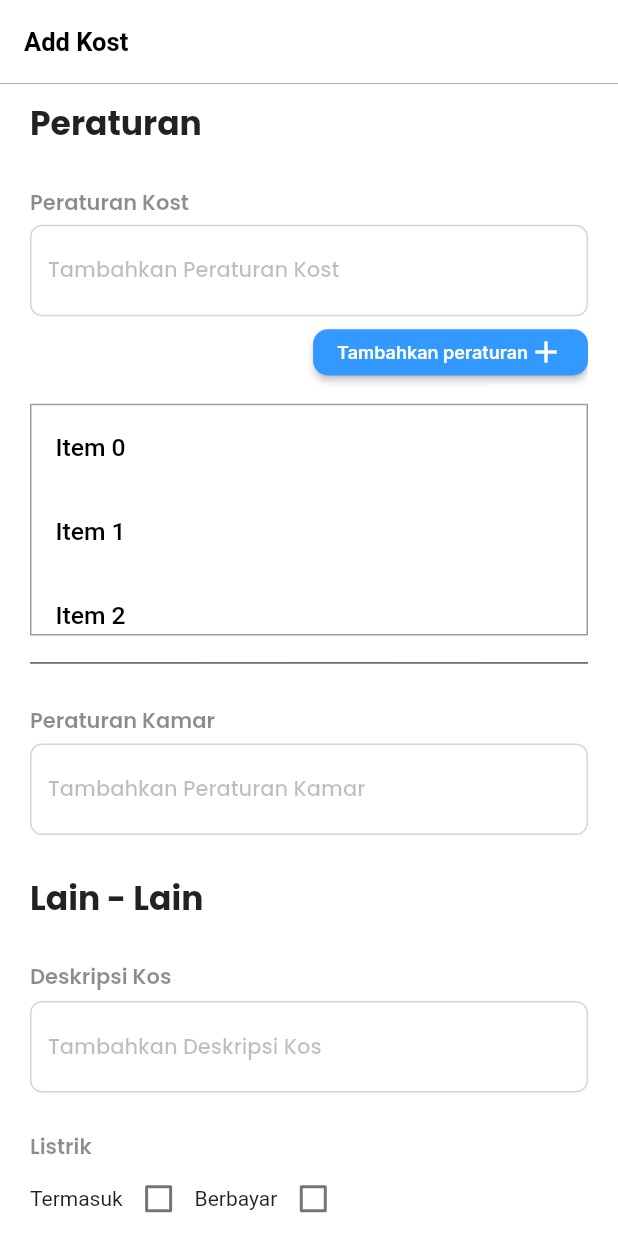
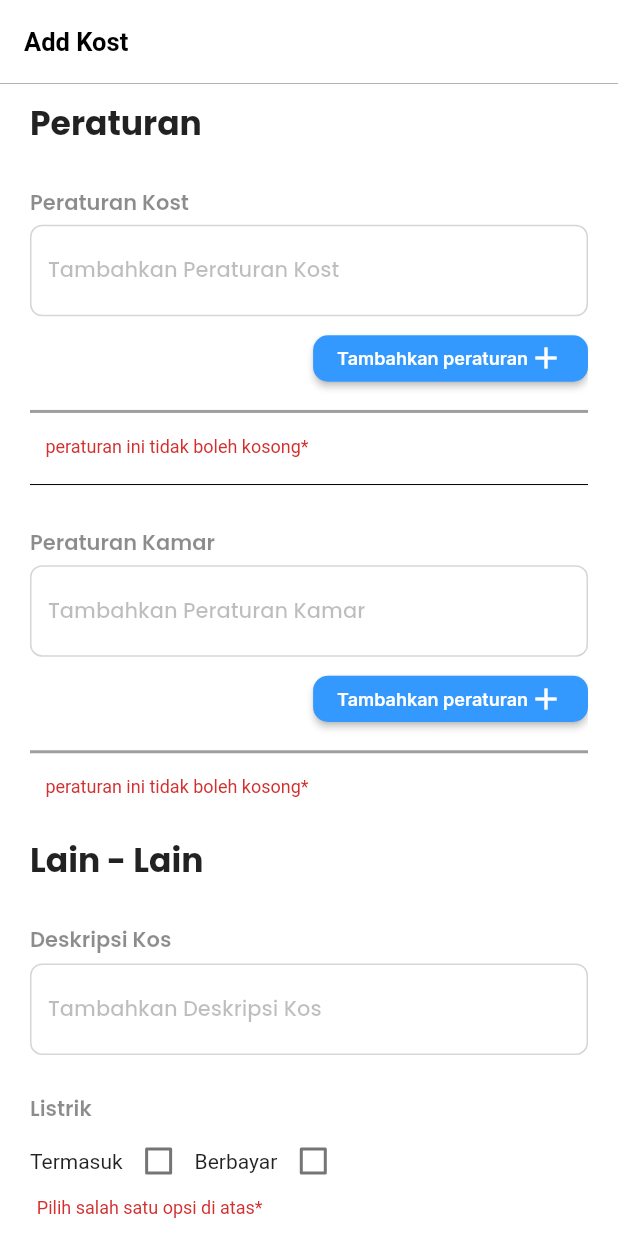
Before and after one commit to NamkuGavin/Project_TA_Anakkos, a Flutter app: the AddKostPage3 screen opened directly with empty values, on a phone screen of 412 x 824 dp. Run offline on Flutter 3.47's test engine with Material 2 defaults, Android fonts, the phone set to English and light mode, and no system bars; our stand-ins replace anim_search_bar, carousel_slider, cloud_firestore, currency_text_input_formatter, curved_labeled_navigation_bar, custom_radio_grouped_button and 24 more; missing offline and left inert: cupertino_stepper, flutter_form_bloc; accounts and stored records are empty.

Commit message:
feat: [GA] API User Seller continue part 12

```diff
--- a/lib/ui-Seller/addkost_seller3.dart
+++ b/lib/ui-Seller/addkost_seller3.dart
@@ -90,7 +90,7 @@ class _AddKostPage3State extends State<AddKostPage3> {
     await loopImage();
     await Future.delayed(Duration(seconds: 2));
     await uploadImageKost(widget.kostImg);
-    await Future.delayed(Duration(seconds: 1));
+    await Future.delayed(Duration(seconds: 2));
     await ApiService().createDetailKost(
         token: res_login.token,
         seller_id: res_login.data.id.toString(),
@@ -101,9 +101,18 @@ class _AddKostPage3State extends State<AddKostPage3> {
         kost_id: res_createKost.data.id,
         facilityId: widget.idFacility);
     await ApiService().updateImageKost(kostId: res_createKost.data.id);
+    await ApiService().createKostRule(
+        token: res_login.token,
+        kost_id: res_createKost.data.id.toString(),
+        content_rule: kostRule_list);
+    await ApiService().createRoomRule(
+        token: res_login.token,
+        kost_id: res_createKost.data.id.toString(),
+        content_rule: roomRule_list);
     setState(() {
       _isLoad = false;
     });
+    await SharedCode.navigatorPush(context, SuccessPageSeller());
   }
 
   Future uploadImageRoom(File file) async {
@@ -126,7 +135,7 @@ class _AddKostPage3State extends State<AddKostPage3> {
 
   Future loopImage() async {
     for (int i = 0; i < widget.roomImg.length; i++) {
-      await Future.delayed(Duration(seconds: 1));
+      await Future.delayed(Duration(seconds: 2));
       uploadImageRoom(widget.roomImg[i]);
     }
   }
@@ -170,8 +179,6 @@ class _AddKostPage3State extends State<AddKostPage3> {
                                 color: Colors.black45)),
                         SizedBox(height: 4.h),
                         TextFormField(
-                          validator: (value) =>
-                              SharedCode().emptyValidator(value),
                           controller: kostRule,
                           keyboardType: TextInputType.multiline,
                           maxLines: null,
@@ -196,6 +203,7 @@ class _AddKostPage3State extends State<AddKostPage3> {
                                       color: ColorValues.primaryBlue),
                                   borderRadius: BorderRadius.circular(8))),
                         ),
+                        SizedBox(height: 4.h),
                         Align(
                           alignment: Alignment.bottomRight,
                           child: ElevatedButton(
@@ -206,7 +214,12 @@ class _AddKostPage3State extends State<AddKostPage3> {
                                 shape: RoundedRectangleBorder(
                                     borderRadius: BorderRadius.circular(10)),
                               ),
-                              onPressed: () {},
+                              onPressed: () {
+                                setState(() {
+                                  kostRule_list.add(kostRule.text);
+                                  kostRule.clear();
+                                });
+                              },
                               child: Row(
                                 mainAxisSize: MainAxisSize.min,
                                 children: [
@@ -218,23 +231,47 @@ class _AddKostPage3State extends State<AddKostPage3> {
                         ),
                         SizedBox(height: 10.h),
                         Container(
-                          height: 150.h,
                           decoration: BoxDecoration(
                             border: Border.all(
                               color: Colors.grey,
                               width: 1.0,
                             ),
                           ),
+                          child: Expanded(
                             child: ListView.builder(
                               shrinkWrap: true,
-                            itemCount: 10, // jumlah item pada ListView
+                              itemCount: kostRule_list.length,
                               itemBuilder: (BuildContext context, int index) {
                                 return ListTile(
-                                title: Text('Item $index'),
+                                  leading: Text(
+                                    '${index + 1}.', // menampilkan nomor urut
+                                    style: TextStyle(fontSize: 16),
+                                  ),
+                                  title: Text(
+                                    kostRule_list[index],
+                                    style: TextStyle(fontSize: 16),
+                                  ),
+                                  trailing: IconButton(
+                                      onPressed: () {
+                                        setState(() {
+                                          kostRule_list.removeAt(index);
+                                        });
+                                      },
+                                      icon: Icon(Icons.clear)),
                                 );
                               },
                             ),
                           ),
+                        ),
+                        kostRule_list.isEmpty
+                            ? Padding(
+                                padding: EdgeInsets.only(left: 9.w, top: 15.h),
+                                child: Text("peraturan ini tidak boleh kosong*",
+                                    style: TextStyle(
+                                        color: Colors.red.shade700,
+                                        fontSize: 12)),
+                              )
+                            : Container(),
                         SizedBox(height: 10.h),
                         Divider(color: Colors.black),
                         SizedBox(height: 20.h),
@@ -244,8 +281,6 @@ class _AddKostPage3State extends State<AddKostPage3> {
                                 color: Colors.black45)),
                         SizedBox(height: 4.h),
                         TextFormField(
-                          validator: (value) =>
-                              SharedCode().emptyValidator(value),
                           controller: roomRule,
                           keyboardType: TextInputType.multiline,
                           maxLines: null,
@@ -270,6 +305,75 @@ class _AddKostPage3State extends State<AddKostPage3> {
                                       color: ColorValues.primaryBlue),
                                   borderRadius: BorderRadius.circular(8))),
                         ),
+                        SizedBox(height: 4.h),
+                        Align(
+                          alignment: Alignment.bottomRight,
+                          child: ElevatedButton(
+                              style: ElevatedButton.styleFrom(
+                                backgroundColor: ColorValues.primaryBlue,
+                                foregroundColor: Colors.white,
+                                minimumSize: Size(20.w, 30.h),
+                                shape: RoundedRectangleBorder(
+                                    borderRadius: BorderRadius.circular(10)),
+                              ),
+                              onPressed: () {
+                                setState(() {
+                                  roomRule_list.add(roomRule.text);
+                                  roomRule.clear();
+                                });
+                              },
+                              child: Row(
+                                mainAxisSize: MainAxisSize.min,
+                                children: [
+                                  Text('Tambahkan peraturan',
+                                      style: GoogleFonts.inter(fontSize: 12)),
+                                  Icon(Icons.add)
+                                ],
+                              )),
+                        ),
+                        SizedBox(height: 10.h),
+                        Container(
+                          decoration: BoxDecoration(
+                            border: Border.all(
+                              color: Colors.grey,
+                              width: 1.0,
+                            ),
+                          ),
+                          child: Expanded(
+                            child: ListView.builder(
+                              shrinkWrap: true,
+                              itemCount: roomRule_list.length,
+                              itemBuilder: (BuildContext context, int index) {
+                                return ListTile(
+                                  leading: Text(
+                                    '${index + 1}.', // menampilkan nomor urut
+                                    style: TextStyle(fontSize: 16),
+                                  ),
+                                  title: Text(
+                                    roomRule_list[index],
+                                    style: TextStyle(fontSize: 16),
+                                  ),
+                                  trailing: IconButton(
+                                      onPressed: () {
+                                        setState(() {
+                                          roomRule_list.removeAt(index);
+                                        });
+                                      },
+                                      icon: Icon(Icons.clear)),
+                                );
+                              },
+                            ),
+                          ),
+                        ),
+                        roomRule_list.isEmpty
+                            ? Padding(
+                                padding: EdgeInsets.only(left: 9.w, top: 15.h),
+                                child: Text("peraturan ini tidak boleh kosong*",
+                                    style: TextStyle(
+                                        color: Colors.red.shade700,
+                                        fontSize: 12)),
+                              )
+                            : Container(),
                         SizedBox(height: 25.h),
                         Text("Lain - Lain",
                             style: GoogleFonts.poppins(
@@ -282,8 +386,6 @@ class _AddKostPage3State extends State<AddKostPage3> {
                         SizedBox(height: 5.h),
                         TextFormField(
                           controller: descKost,
-                          validator: (value) =>
-                              SharedCode().emptyValidator(value),
                           keyboardType: TextInputType.multiline,
                           maxLines: null,
                           decoration: InputDecoration(
@@ -477,11 +579,11 @@ class _AddKostPage3State extends State<AddKostPage3> {
                                 onPressed: () async {
                                   if (_formKey.currentState!.validate() &&
                                           CheckStatus.bayarListrik != false ||
-                                      CheckStatus.termasukListrik != false) {
+                                      CheckStatus.termasukListrik != false &&
+                                          kostRule_list.isNotEmpty &&
+                                          roomRule_list.isNotEmpty) {
                                     // await getLogin();
                                     await createKost();
-                                    await SharedCode.navigatorPush(
-                                        context, SuccessPageSeller());
                                   }
                                 },
                                 child: Padding(
```
Lines whose indentation alone changed are shown as unchanged.
